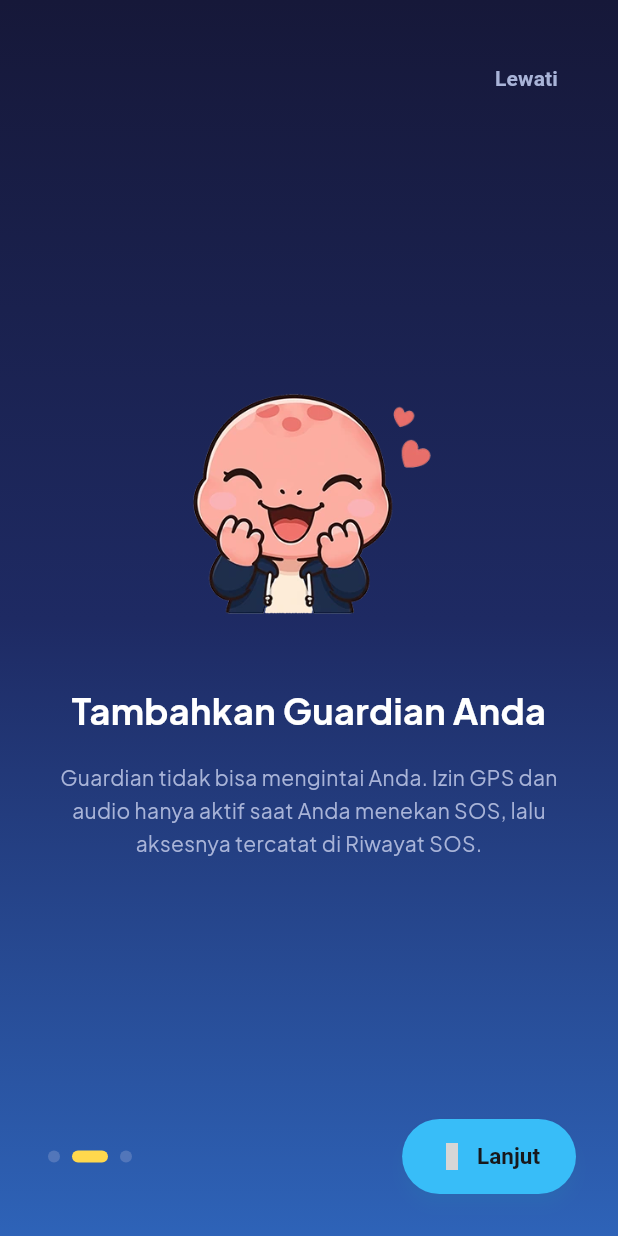
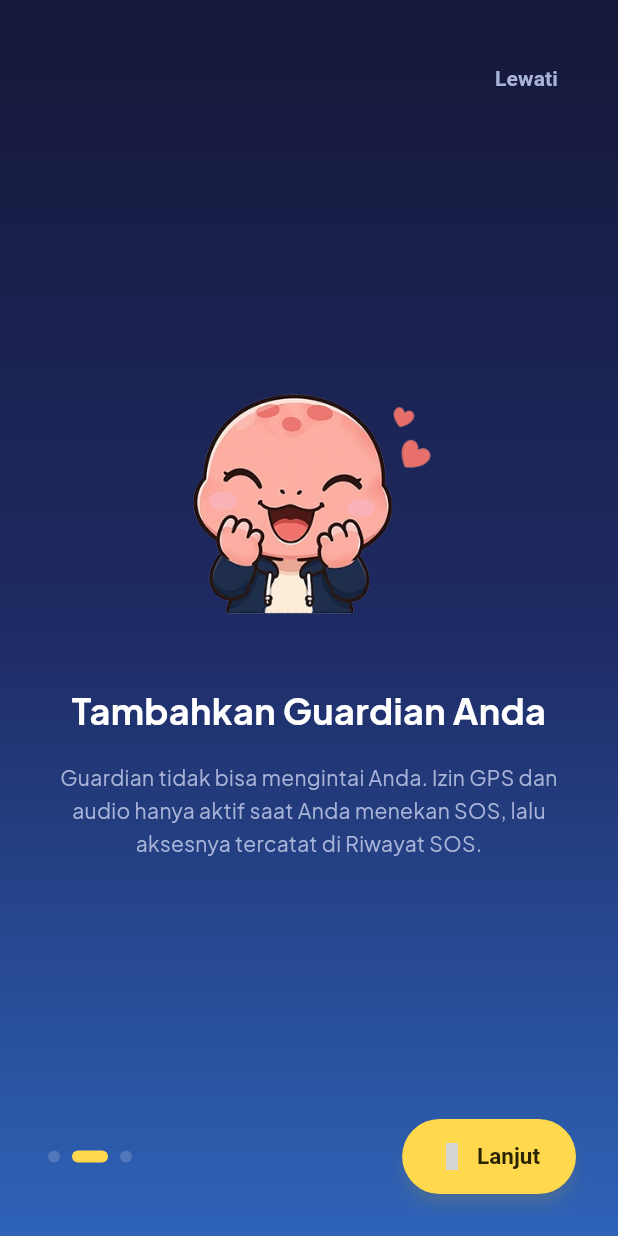
Before and after one commit to tholeteplok/Mekaar_chat, a Flutter app: the screen it shows after launch, swiped to page 2, on a phone screen of 412 x 824 dp. Run offline on Flutter 3.47's test engine with Material 3 defaults, Android fonts, the phone set to English and light mode, and no system bars; our stand-ins replace app_links, audioplayers, confetti, device_info_plus, file_picker, firebase_core and 24 more; missing offline and left inert: cryptography, flutter_webrtc, mobile_scanner, record, video_compress; accounts and stored records are empty; grey boxes are pictures that could not be loaded.

Commit message:
refactor: unifikasi sistem warna identitas Mekaar (yellow+cyan brand only)

```diff
--- a/lib/core/constants/colors.dart
+++ b/lib/core/constants/colors.dart
@@ -8,7 +8,19 @@ class MekaarColors {
   static const Color canvasMid = Color(0xFF1E2A63);
   static const Color canvasBottom = Color(0xFF2E63B8);
 
-  // Playful accents & Primary Brand Token
+  // ── Brand Identity (HANYA untuk wordmark, splash, onboarding, about branding)
+  static const Color brandPrimary = Color(0xFFFFD84D); // "Mek" — wordmark yellow
+  static const Color brandSecondary = Color(0xFF38BDF8); // "aar" — wordmark cyan
+
+  // ── Functional Accent (untuk UI interactive elements: link, badge, indicator)
+  static const Color accent = Color(0xFF3B4875); // Light mode: muted navy
+  static const Color accentDark = Color(0xFFB8C4E0); // Dark mode: soft silver-blue
+
+  /// Context-aware functional accent
+  static Color accentOf(BuildContext c) =>
+      Theme.of(c).brightness == Brightness.dark ? accentDark : accent;
+
+  // Playful accents (tetap tersedia untuk chatroom, settings icon, SOS)
   static const Color primary = Color(0xFF38BDF8);
   static const Color cyan = Color(0xFF38BDF8);
   static const Color yellow = Color(0xFFFFD84D);
--- a/lib/core/constants/themes.dart
+++ b/lib/core/constants/themes.dart
@@ -11,11 +11,11 @@ class MekaarTheme {
     return ThemeData(
       useMaterial3: true,
       brightness: Brightness.light,
-      primaryColor: MekaarColors.softCoral,
+      primaryColor: MekaarColors.accent,
       scaffoldBackgroundColor:
           Colors.transparent, // Let gradient canvas handle background
       colorScheme: const ColorScheme.light(
-        primary: MekaarColors.softCoral,
+        primary: MekaarColors.accent,
         secondary: MekaarColors.safeTeal,
         error: MekaarColors.sosRed,
         surface: MekaarColors.card,
@@ -78,7 +78,7 @@ class MekaarTheme {
       ),
       bottomNavigationBarTheme: const BottomNavigationBarThemeData(
         backgroundColor: Colors.transparent,
-        selectedItemColor: MekaarColors.softCoral,
+        selectedItemColor: MekaarColors.brandSecondary,
         unselectedItemColor: MekaarColors.textMuted,
         type: BottomNavigationBarType.fixed,
         elevation: 0,
@@ -100,7 +100,7 @@ class MekaarTheme {
         ),
         focusedBorder: OutlineInputBorder(
           borderRadius: BorderRadius.circular(999),
-          borderSide: const BorderSide(color: MekaarColors.softCoral, width: 2),
+          borderSide: const BorderSide(color: MekaarColors.accent, width: 2),
         ),
         contentPadding: const EdgeInsets.symmetric(
           horizontal: 20,
@@ -145,13 +145,13 @@ class MekaarTheme {
       switchTheme: SwitchThemeData(
         thumbColor: WidgetStateProperty.resolveWith((states) {
           if (states.contains(WidgetState.selected)) {
-            return MekaarColors.softCoral;
+            return MekaarColors.accent;
           }
           return null;
         }),
         trackColor: WidgetStateProperty.resolveWith((states) {
           if (states.contains(WidgetState.selected)) {
-            return MekaarColors.softCoral.withValues(alpha: 0.35);
+            return MekaarColors.accent.withValues(alpha: 0.35);
           }
           return null;
         }),
@@ -169,8 +169,8 @@ class MekaarTheme {
     return _buildLight(
       fontFamily,
       brightness: Brightness.light,
-      primary: MekaarColors.yellow,
-      onPrimary: MekaarColors.textOnYellow,
+      primary: MekaarColors.accent,
+      onPrimary: Colors.white,
       surface: MekaarColors.morningSurface,
       onSurface: MekaarColors.morningOnSurface,
       statusBarIconBrightness: Brightness.dark,
@@ -182,8 +182,8 @@ class MekaarTheme {
     return _buildLight(
       fontFamily,
       brightness: Brightness.light,
-      primary: MekaarColors.cyan,
-      onPrimary: MekaarColors.surfaceDark,
+      primary: MekaarColors.accent,
+      onPrimary: Colors.white,
       surface: MekaarColors.card,
       onSurface: const Color(0xFF1B2145),
       statusBarIconBrightness: Brightness.dark,
@@ -195,7 +195,7 @@ class MekaarTheme {
     return _buildLight(
       fontFamily,
       brightness: Brightness.light,
-      primary: MekaarColors.softCoral,
+      primary: MekaarColors.accent,
       onPrimary: Colors.white,
       surface: MekaarColors.eveningSurface,
       onSurface: MekaarColors.eveningOnSurface,
@@ -275,7 +275,7 @@ class MekaarTheme {
       ),
       bottomNavigationBarTheme: BottomNavigationBarThemeData(
         backgroundColor: Colors.transparent,
-        selectedItemColor: primary,
+        selectedItemColor: MekaarColors.brandSecondary,
         unselectedItemColor: MekaarColors.textMuted,
         type: BottomNavigationBarType.fixed,
         elevation: 0,
@@ -302,14 +302,14 @@ class MekaarTheme {
       ),
       elevatedButtonTheme: ElevatedButtonThemeData(
         style: ElevatedButton.styleFrom(
-          backgroundColor: primary,
-          foregroundColor: onPrimary,
+          backgroundColor: MekaarColors.brandPrimary,
+          foregroundColor: MekaarColors.textOnYellow,
           shape: const StadiumBorder(),
           padding: const EdgeInsets.symmetric(vertical: 16, horizontal: 24),
           textStyle:
               const TextStyle(fontWeight: FontWeight.w700, fontSize: 15),
           elevation: 4,
-          shadowColor: primary.withValues(alpha: 0.3),
+          shadowColor: MekaarColors.brandPrimary.withValues(alpha: 0.3),
         ),
       ),
       outlinedButtonTheme: OutlinedButtonThemeData(
@@ -359,15 +359,15 @@ class MekaarTheme {
     return ThemeData(
       useMaterial3: true,
       brightness: Brightness.dark,
-      primaryColor: MekaarColors.purple,
+      primaryColor: MekaarColors.accentDark,
       scaffoldBackgroundColor:
           Colors.transparent, // Let gradient canvas handle background
       colorScheme: const ColorScheme.dark(
-        primary: MekaarColors.purple,
+        primary: MekaarColors.accentDark,
         secondary: MekaarColors.safeTeal,
         error: MekaarColors.sosRed,
         surface: MekaarColors.cardDark,
-        onPrimary: Colors.white,
+        onPrimary: Color(0xFF1B2145),
         onSurface: MekaarColors.textPrimary,
       ),
       textTheme: GoogleFonts.getTextTheme(
@@ -425,7 +425,7 @@ class MekaarTheme {
       ),
       bottomNavigationBarTheme: const BottomNavigationBarThemeData(
         backgroundColor: Colors.transparent,
-        selectedItemColor: MekaarColors.purple,
+        selectedItemColor: MekaarColors.brandSecondary,
         unselectedItemColor: MekaarColors.textMuted,
         type: BottomNavigationBarType.fixed,
         elevation: 0,
@@ -447,7 +447,7 @@ class MekaarTheme {
         ),
         focusedBorder: OutlineInputBorder(
           borderRadius: BorderRadius.circular(999),
-          borderSide: const BorderSide(color: MekaarColors.purple, width: 2),
+          borderSide: const BorderSide(color: MekaarColors.accentDark, width: 2),
         ),
         contentPadding: const EdgeInsets.symmetric(
           horizontal: 20,
@@ -456,13 +456,13 @@ class MekaarTheme {
       ),
       elevatedButtonTheme: ElevatedButtonThemeData(
         style: ElevatedButton.styleFrom(
-          backgroundColor: MekaarColors.purple,
-          foregroundColor: Colors.white,
+          backgroundColor: MekaarColors.brandPrimary,
+          foregroundColor: MekaarColors.textOnYellow,
           shape: const StadiumBorder(), // Pill shape
           padding: const EdgeInsets.symmetric(vertical: 16, horizontal: 24),
           textStyle: const TextStyle(fontWeight: FontWeight.w700, fontSize: 15),
           elevation: 4,
-          shadowColor: MekaarColors.purple.withValues(alpha: 0.3),
+          shadowColor: MekaarColors.brandPrimary.withValues(alpha: 0.3),
         ),
       ),
       outlinedButtonTheme: OutlinedButtonThemeData(
@@ -492,13 +492,13 @@ class MekaarTheme {
       switchTheme: SwitchThemeData(
         thumbColor: WidgetStateProperty.resolveWith((states) {
           if (states.contains(WidgetState.selected)) {
-            return MekaarColors.purple;
+            return MekaarColors.accentDark;
           }
           return null;
         }),
         trackColor: WidgetStateProperty.resolveWith((states) {
           if (states.contains(WidgetState.selected)) {
-            return MekaarColors.purple.withValues(alpha: 0.35);
+            return MekaarColors.accentDark.withValues(alpha: 0.35);
           }
           return null;
         }),
--- a/lib/core/widgets/mekaar_snackbar.dart
+++ b/lib/core/widgets/mekaar_snackbar.dart
@@ -39,7 +39,7 @@ class MekaarSnackbar {
     Duration duration = _durationShort,
   }) {
     HapticService.trigger(MekaarHapticIntent.selection);
-    _show(context, message, MekaarColors.cyan, SolarIconsOutline.infoCircle,
+    _show(context, message, MekaarColors.info, SolarIconsOutline.infoCircle,
         duration);
   }
 
--- a/lib/features/auth/providers/password_change_alert_listener.dart
+++ b/lib/features/auth/providers/password_change_alert_listener.dart
@@ -112,7 +112,7 @@ class PasswordChangeAlertListener {
               arguments: false,
             );
           },
-          style: ElevatedButton.styleFrom(backgroundColor: MekaarColors.primary),
+          style: ElevatedButton.styleFrom(backgroundColor: MekaarColors.accentOf(context)),
           child: const Text('Verifikasi PIN'),
         ),
       ],
--- a/lib/features/auth/screens/account_suspended_screen.dart
+++ b/lib/features/auth/screens/account_suspended_screen.dart
@@ -111,7 +111,7 @@ class AccountSuspendedScreen extends ConsumerWidget {
                     style: TextStyle(fontSize: 14, fontWeight: FontWeight.bold),
                   ),
                   style: ElevatedButton.styleFrom(
-                    backgroundColor: MekaarColors.primary,
+                    backgroundColor: MekaarColors.accentOf(context),
                     foregroundColor: Colors.white,
                     shape: RoundedRectangleBorder(
                       borderRadius: BorderRadius.circular(12),
--- a/lib/features/auth/screens/new_password_screen.dart
+++ b/lib/features/auth/screens/new_password_screen.dart
@@ -86,9 +86,9 @@ class _NewPasswordScreenState extends ConsumerState<NewPasswordScreen> {
                 crossAxisAlignment: CrossAxisAlignment.start,
                 children: [
                   const SizedBox(height: 12),
-                  const Icon(
+                  Icon(
                     SolarIconsBold.keyMinimalistic,
-                    color: MekaarColors.yellow,
+                    color: MekaarColors.accentOf(context),
                     size: 44,
                   ),
                   const SizedBox(height: 20),
--- a/lib/features/auth/screens/two_factor_screen.dart
+++ b/lib/features/auth/screens/two_factor_screen.dart
@@ -53,9 +53,9 @@ class _TwoFactorScreenState extends ConsumerState<TwoFactorScreen> {
             crossAxisAlignment: CrossAxisAlignment.start,
             children: [
               const SizedBox(height: 20),
-              const Icon(
+              Icon(
                 SolarIconsBold.shieldKeyhole,
-                color: MekaarColors.yellow,
+                color: MekaarColors.accentOf(context),
                 size: 40,
               ),
               const SizedBox(height: 24),
--- a/lib/features/chat/screens/chat_requests_screen.dart
+++ b/lib/features/chat/screens/chat_requests_screen.dart
@@ -155,12 +155,12 @@ class _RequestCardState extends ConsumerState<_RequestCard> {
             child: Column(
               crossAxisAlignment: CrossAxisAlignment.start,
               children: [
-                const Text(
+                Text(
                   'KETERANGAN UNDANGAN:',
                   style: TextStyle(
                     fontSize: 10,
                     fontWeight: FontWeight.bold,
-                    color: MekaarColors.primary,
+                    color: MekaarColors.accentOf(context),
                     letterSpacing: 0.8,
                   ),
                 ),
@@ -192,7 +192,7 @@ class _RequestCardState extends ConsumerState<_RequestCard> {
                         icon: const Icon(SolarIconsOutline.checkCircle, size: 18),
                         label: const Text('Terima Undangan'),
                         style: ElevatedButton.styleFrom(
-                          backgroundColor: MekaarColors.primary,
+                          backgroundColor: MekaarColors.accentOf(context),
                           foregroundColor: Colors.white,
                           shape: RoundedRectangleBorder(
                             borderRadius: BorderRadius.circular(10),
--- a/lib/features/chat/screens/my_qr_screen.dart
+++ b/lib/features/chat/screens/my_qr_screen.dart
@@ -258,10 +258,10 @@ class _MyQrScreenState extends ConsumerState<MyQrScreen> {
                     HapticService.trigger(MekaarHapticIntent.selection);
                     Navigator.pushNamed(context, AppRoutes.contactQrScan);
                   },
-                  icon: const Icon(
+                  icon: Icon(
                     SolarIconsOutline.scanner,
                     size: 20,
-                    color: MekaarColors.cyan,
+                    color: MekaarColors.accentOf(context),
                   ),
                   label: Text(
                     'Pindai Kode QR Teman',
--- a/lib/features/chat/widgets/chat_list_tile.dart
+++ b/lib/features/chat/widgets/chat_list_tile.dart
@@ -221,7 +221,7 @@ class _UnreadBadge extends StatelessWidget {
       constraints: const BoxConstraints(minWidth: 20),
       padding: const EdgeInsets.symmetric(horizontal: 6, vertical: 3),
       decoration: BoxDecoration(
-        color: MekaarColors.yellow,
+        color: MekaarColors.accentOf(context),
         borderRadius: BorderRadius.circular(MekaarRadius.pill),
       ),
       child: Text(
--- a/lib/features/chat/widgets/send_chat_invite_dialog.dart
+++ b/lib/features/chat/widgets/send_chat_invite_dialog.dart
@@ -51,7 +51,7 @@ class _SendChatInviteDialogState extends ConsumerState<SendChatInviteDialog> {
   @override
   Widget build(BuildContext context) {
     return MekaarDialog(
-      icon: const Icon(SolarIconsOutline.shieldUser, color: MekaarColors.primary, size: 28),
+      icon: Icon(SolarIconsOutline.shieldUser, color: MekaarColors.accentOf(context), size: 28),
       title: 'Kirim Permintaan Chat',
       message:
           'Pengguna @${widget.receiverUsername} mengaktifkan proteksi undangan. Harap isi keterangan perkenalan agar pengundang mengenali Anda.',
@@ -84,7 +84,7 @@ class _SendChatInviteDialogState extends ConsumerState<SendChatInviteDialog> {
                 const SizedBox(width: 8),
                 ElevatedButton(
                   onPressed: _isSending ? null : _handleSend,
-                  style: ElevatedButton.styleFrom(backgroundColor: MekaarColors.primary),
+                  style: ElevatedButton.styleFrom(backgroundColor: MekaarColors.accentOf(context)),
                   child: Text(_isSending ? 'Kirim...' : 'Kirim Undangan'),
                 ),
               ],
--- a/lib/features/sos/screens/device_lost_lock_screen.dart
+++ b/lib/features/sos/screens/device_lost_lock_screen.dart
@@ -291,10 +291,10 @@ class _DeviceLostLockScreenState extends ConsumerState<DeviceLostLockScreen> {
                           const SizedBox(height: 4),
                           Text(
                             contact,
-                            style: const TextStyle(
+                            style: TextStyle(
                               fontSize: 18,
                               fontWeight: FontWeight.bold,
-                              color: MekaarColors.primary,
+                              color: MekaarColors.accentOf(context),
                             ),
                           ),
                         ],
```
Also changed, not shown: lib/features/auth/screens/forgot_password_screen.dart (+6 -6 lines), lib/features/auth/screens/login_screen.dart (+7 -7 lines), lib/features/auth/screens/pin_screen.dart (+5 -5 lines), lib/features/chat/screens/contact_list_screen.dart (+14 -14 lines), lib/features/map/screens/location_picker_screen.dart (+8 -8 lines), lib/features/settings/screens/about_mekaar_screen.dart (+30 -30 lines), assets/logo/app_icon.webp, assets/logo/app_launcher.webp, 31 other files.
